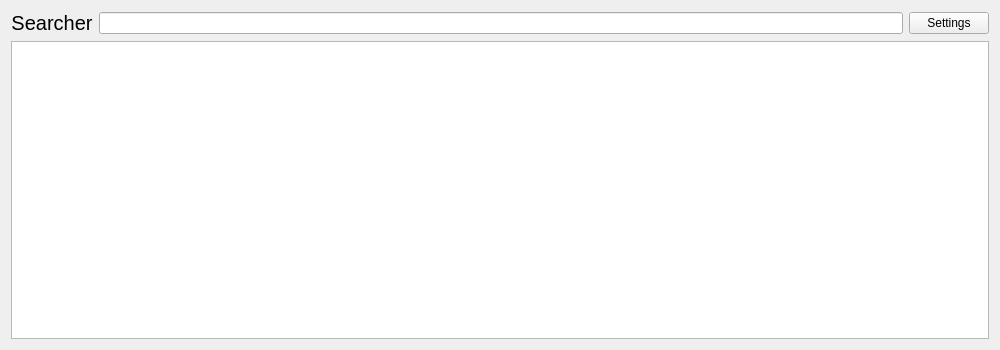
Above: scripts/python/searcher/searcher.ui from instance-id/Searcher before the change. Below: the same form after it.
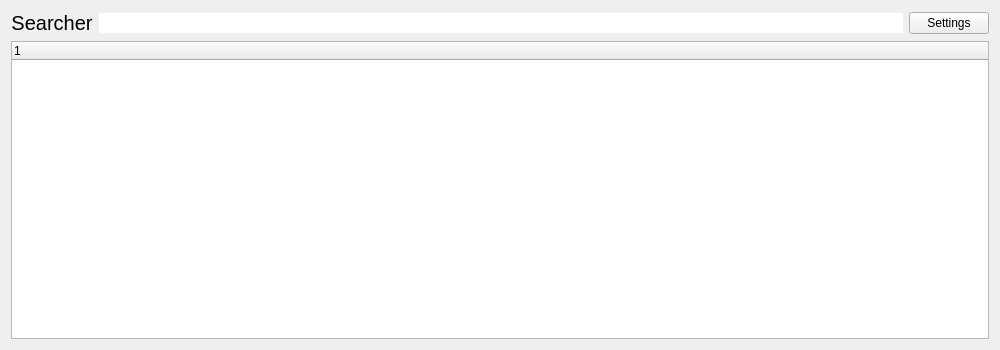
That is the form after the change.

Commit message: Changing to tree view.

```diff
--- a/scripts/python/searcher/searcher.ui
+++ b/scripts/python/searcher/searcher.ui
@@ -55,7 +55,14 @@
         </widget>
        </item>
        <item>
-        <widget class="QLineEdit" name="searchbox_txt"/>
+        <widget class="QLineEdit" name="searchbox_txt">
+         <property name="mouseTracking">
+          <bool>false</bool>
+         </property>
+         <property name="frame">
+          <bool>false</bool>
+         </property>
+        </widget>
        </item>
        <item>
         <widget class="QPushButton" name="opensettings_btn">
@@ -67,13 +74,47 @@
       </layout>
      </item>
      <item>
-      <widget class="QTableWidget" name="searchresults_tbl">
+      <widget class="QTreeWidget" name="searchresults_tbl">
+       <property name="sizePolicy">
+        <sizepolicy hsizetype="Preferred" vsizetype="Expanding">
+         <horstretch>0</horstretch>
+         <verstretch>0</verstretch>
+        </sizepolicy>
+       </property>
+       <property name="font">
+        <font>
+         <pointsize>9</pointsize>
+        </font>
+       </property>
        <property name="mouseTracking">
         <bool>false</bool>
        </property>
-       <attribute name="horizontalHeaderStretchLastSection">
+       <property name="focusPolicy">
+        <enum>Qt::NoFocus</enum>
+       </property>
+       <property name="frameShadow">
+        <enum>QFrame::Sunken</enum>
+       </property>
+       <property name="lineWidth">
+        <number>0</number>
+       </property>
+       <property name="sizeAdjustPolicy">
+        <enum>QAbstractScrollArea::AdjustToContents</enum>
+       </property>
+       <property name="alternatingRowColors">
         <bool>true</bool>
-       </attribute>
+       </property>
+       <property name="selectionMode">
+        <enum>QAbstractItemView::SingleSelection</enum>
+       </property>
+       <property name="selectionBehavior">
+        <enum>QAbstractItemView::SelectRows</enum>
+       </property>
+       <column>
+        <property name="text">
+         <string notr="true">1</string>
+        </property>
+       </column>
       </widget>
      </item>
      <item>
```
Left out of the diff: 3 changed lines with no effect on the pictures. The commit also changes 28 other files.
